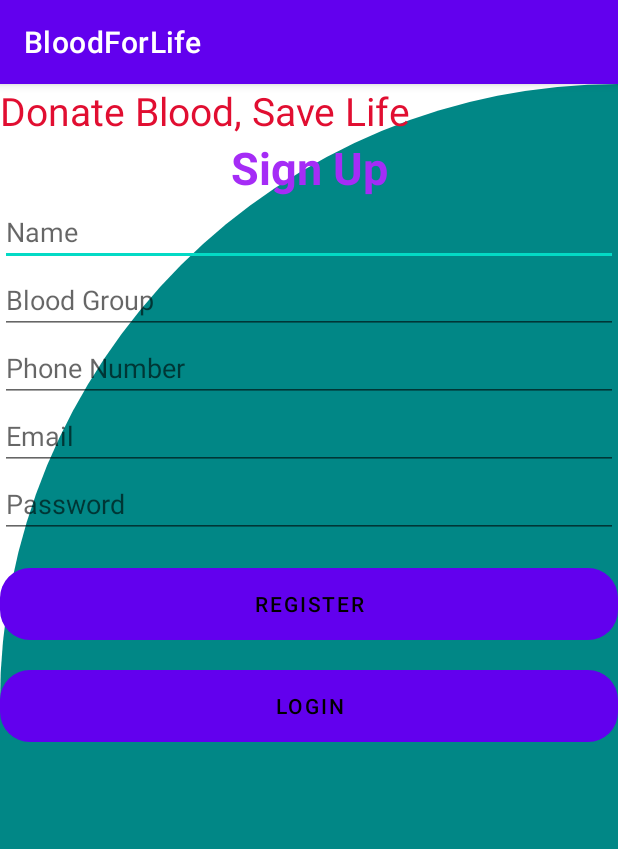
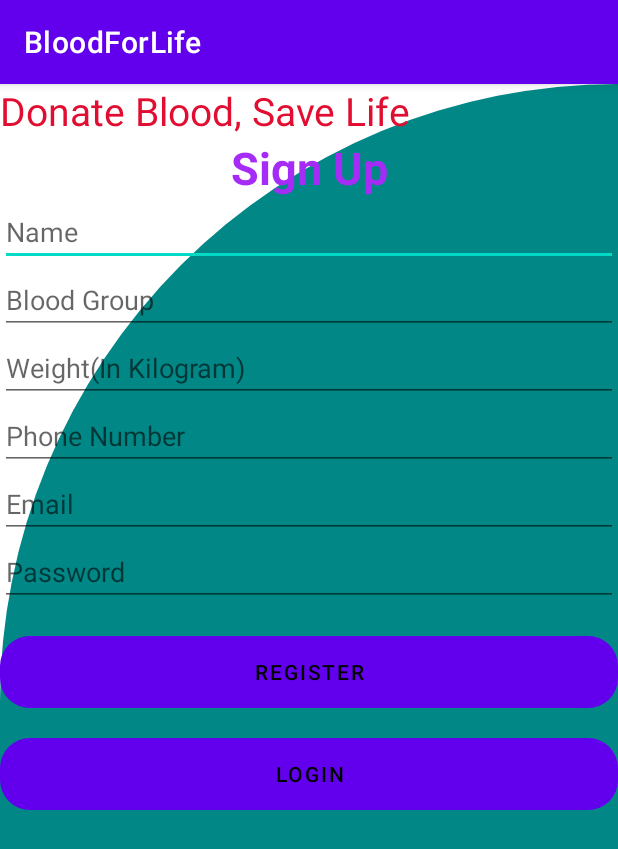
Before and after one commit to Paprii/Blood-Donation, an Android app: the screen it shows after launch (MainActivity), after a tap on "REGISTER", on a phone screen of 412 x 824 dp. Shown: the top 849 px of the screen. Run offline under Robolectric (Android 15) with nearby library versions, the phone set to English and light mode, and no system bars; our stand-ins replace Firebase (no records; nobody signed in at launch, a user with empty details on screens opened directly); 2 statements that could not run were skipped.

Commit message:
Under-Weight constraint implemented

```diff
--- a/app/src/main/java/com/example/bloodforlife/MainActivity.java
+++ b/app/src/main/java/com/example/bloodforlife/MainActivity.java
@@ -34,6 +34,10 @@ public class MainActivity extends AppCompatActivity {
      */
     EditText etPassword;
     /**
+     * The Weight of a Donor
+     */
+    EditText etWeight;
+    /**
      * The ContactNumber of a Donor
      */
     EditText etPhone;
@@ -63,6 +67,7 @@ public class MainActivity extends AppCompatActivity {
         setContentView(R.layout.activity_main);
         etName = findViewById(R.id.activity_main_et_name);
         etBloodGroup = findViewById(R.id.activity_main_et_bloodgroup);
+        etWeight = findViewById(R.id.activity_main_et_weight);
         etEmail = findViewById(R.id.activity_main_et_email);
         etPassword = findViewById(R.id.activity_main_et_password);
         etPhone = findViewById(R.id.activity_main_et_phonenumber);
@@ -78,14 +83,22 @@ public class MainActivity extends AppCompatActivity {
                 reference = rootNode.getReference("Donors");
                 String name = etName.getText().toString();
                 String bloodGroup = etBloodGroup.getText().toString();
+                String weight = etWeight.getText().toString();
                 String Email = etEmail.getText().toString();
                 String password = etPassword.getText().toString();
                 String phone = etPhone.getText().toString();
 
-                Profile profile = new Profile(name, Email, bloodGroup, password, phone);
-                reference.child(phone).setValue(profile);
+                Integer w=Integer.valueOf(weight);
+                if (w > 50) {
+                    Profile profile = new Profile(name, Email, bloodGroup, weight, password, phone);
+                    reference.child(phone).setValue(profile);
 
-                Toast.makeText(MainActivity.this, "Successfully Registered", Toast.LENGTH_SHORT).show();
+                    Toast.makeText(MainActivity.this, "Successfully Registered", Toast.LENGTH_SHORT).show();
+                }
+                else{
+                    Toast.makeText(MainActivity.this, "Under-Weight", Toast.LENGTH_SHORT).show();
+                }
+
 
             }
         });
--- a/app/src/main/res/layout/activity_main.xml
+++ b/app/src/main/res/layout/activity_main.xml
@@ -40,6 +40,12 @@
         android:layout_width="match_parent"
         android:layout_height="wrap_content"
         android:hint="Blood Group"
+        />
+    <EditText
+        android:id="@+id/activity_main_et_weight"
+        android:layout_width="match_parent"
+        android:layout_height="wrap_content"
+        android:hint="Weight(In Kilogram)"
         />
     <EditText
         android:id="@+id/activity_main_et_phonenumber"
```
Also changed, not shown: app/src/main/java/com/example/bloodforlife/Profile.java (+22 -1 lines).
